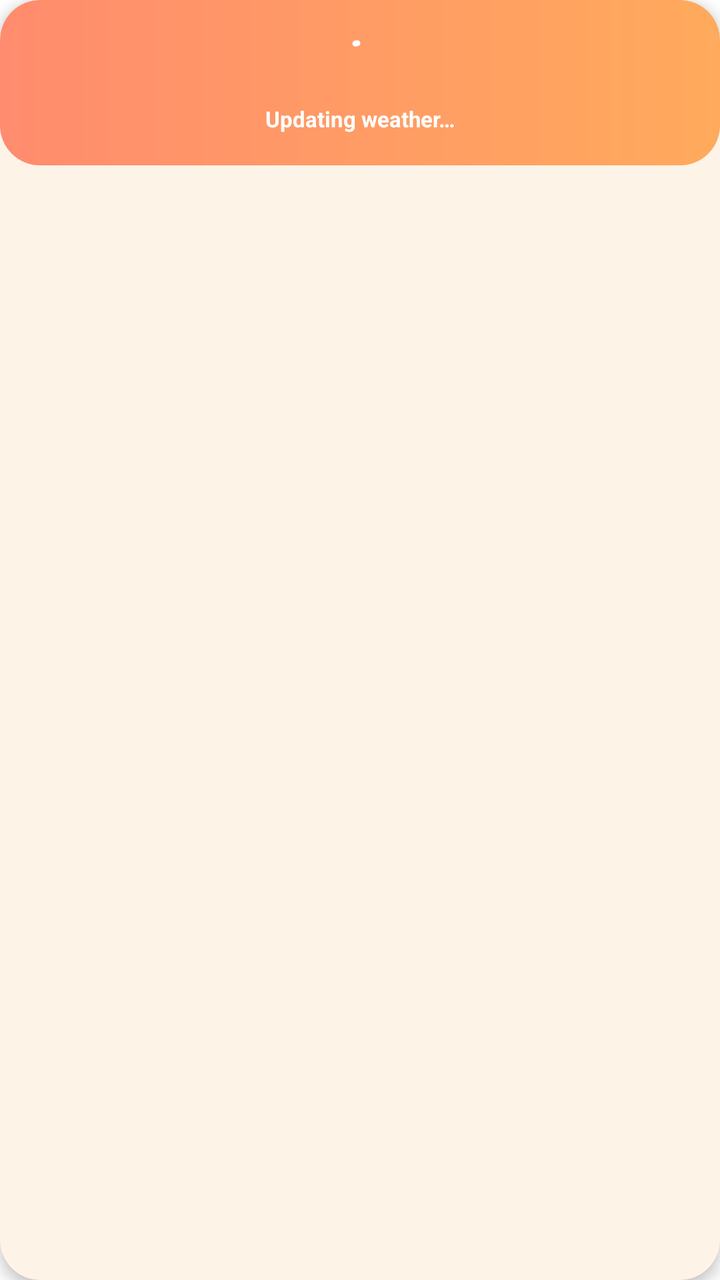
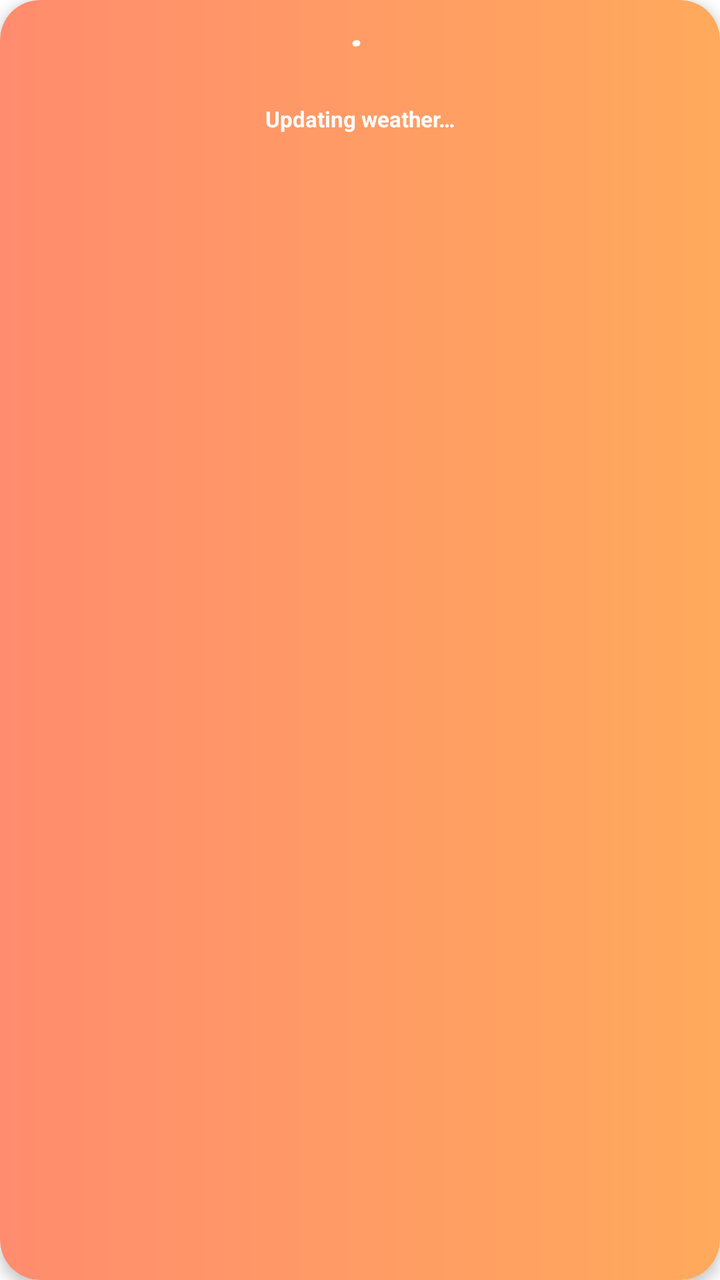

Before-and-after screenshots of an Android layout around one commit, followed by the original layout XML and the change that was made.
<!-- AndroidManifest.xml: application theme Theme.Resilio -->
<!-- res/layout/include_card_weather.xml -->
<?xml version="1.0" encoding="utf-8"?>
<com.google.android.material.card.MaterialCardView xmlns:android="http://schemas.android.com/apk/res/android"
    xmlns:app="http://schemas.android.com/apk/res-auto"
    xmlns:tools="http://schemas.android.com/tools"
    android:id="@+id/card_weather"
    android:layout_width="match_parent"
    android:layout_height="wrap_content"
    app:cardCornerRadius="20dp"
    app:cardElevation="4dp"
    app:strokeWidth="0dp">

    <androidx.constraintlayout.widget.ConstraintLayout
        android:id="@+id/layout_weather_container"
        android:layout_width="match_parent"
        android:layout_height="wrap_content"
        android:background="@drawable/bg_weather_sunny"
        android:padding="16dp">

        
        <androidx.constraintlayout.widget.ConstraintLayout
            android:id="@+id/layout_weather_loading"
            android:layout_width="match_parent"
            android:layout_height="wrap_content"
            android:visibility="visible"
            app:layout_constraintTop_toTopOf="parent">

            <com.google.android.material.progressindicator.CircularProgressIndicator
                android:id="@+id/weather_loading_spinner"
                android:layout_width="wrap_content"
                android:layout_height="wrap_content"
                android:indeterminate="true"
                app:indicatorColor="@color/white"
                app:indicatorSize="24dp"
                app:trackThickness="3dp"
                app:layout_constraintTop_toTopOf="parent"
                app:layout_constraintStart_toStartOf="parent"
                app:layout_constraintEnd_toEndOf="parent" />

            <TextView
                android:layout_width="wrap_content"
                android:layout_height="wrap_content"
                android:layout_marginTop="4dp"
                android:text="@string/weather_loading"
                android:textColor="@color/white"
                android:textSize="11sp"
                android:textStyle="bold"
                app:layout_constraintTop_toBottomOf="@id/weather_loading_spinner"
                app:layout_constraintStart_toStartOf="parent"
                app:layout_constraintEnd_toEndOf="parent" />
        </androidx.constraintlayout.widget.ConstraintLayout>

        
        <androidx.constraintlayout.widget.ConstraintLayout
            android:id="@+id/layout_weather_content"
            android:layout_width="match_parent"
            android:layout_height="wrap_content"
            android:visibility="gone"
            app:layout_constraintTop_toTopOf="parent">

            
            <ImageView
                android:id="@+id/iv_weather_icon"
                android:layout_width="28dp"
                android:layout_height="28dp"
                android:contentDescription="@null"
                android:src="@drawable/ic_sun"
                app:layout_constraintStart_toStartOf="parent"
                app:layout_constraintTop_toTopOf="parent"
                app:tint="@color/white" />

            <TextView
                android:id="@+id/tv_weather_condition"
                android:layout_width="wrap_content"
                android:layout_height="wrap_content"
                android:layout_marginStart="10dp"
                android:text="Sunny"
                android:textColor="@color/white"
                android:textSize="18sp"
                android:textStyle="bold"
                app:layout_constraintBottom_toBottomOf="@+id/iv_weather_icon"
                app:layout_constraintStart_toEndOf="@+id/iv_weather_icon"
                app:layout_constraintTop_toTopOf="@+id/iv_weather_icon" />

            
            <TextView
                android:id="@+id/tv_weather_temp"
                android:layout_width="wrap_content"
                android:layout_height="wrap_content"
                android:layout_marginTop="4dp"
                android:text="27°C"
                android:textColor="@color/white"
                android:textSize="38sp"
                android:textStyle="bold"
                app:layout_constraintStart_toStartOf="parent"
                app:layout_constraintTop_toBottomOf="@+id/iv_weather_icon" />

            
            <LinearLayout
                android:id="@+id/layout_weather_data"
                android:layout_width="wrap_content"
                android:layout_height="wrap_content"
                android:layout_marginTop="4dp"
                android:orientation="vertical"
                app:layout_constraintStart_toStartOf="parent"
                app:layout_constraintTop_toBottomOf="@+id/tv_weather_temp">

                <TextView
                    android:id="@+id/tv_weather_precip"
                    android:layout_width="wrap_content"
                    android:layout_height="wrap_content"
                    android:text="Precipitation: 0%"
                    android:textColor="@color/white"
                    android:textSize="12sp" />

                <TextView
                    android:id="@+id/tv_weather_humidity"
                    android:layout_width="wrap_content"
                    android:layout_height="wrap_content"
                    android:text="Humidity: 0%"
                    android:textColor="@color/white"
                    android:textSize="12sp" />

                <TextView
                    android:id="@+id/tv_weather_wind"
                    android:layout_width="wrap_content"
                    android:layout_height="wrap_content"
                    android:text="Wind: 0 km/h"
                    android:textColor="@color/white"
                    android:textSize="12sp" />
            </LinearLayout>

            
            <LinearLayout
                android:id="@+id/layout_weather_right_side"
                android:layout_width="wrap_content"
                android:layout_height="wrap_content"
                android:gravity="end"
                android:orientation="vertical"
                app:layout_constraintEnd_toEndOf="parent"
                app:layout_constraintTop_toTopOf="parent">

                <TextView
                    android:id="@+id/tv_weather_label"
                    android:layout_width="wrap_content"
                    android:layout_height="wrap_content"
                    android:text="Weather"
                    android:textColor="@color/white"
                    android:textSize="14sp"
                    android:textStyle="bold" />

                <TextView
                    android:id="@+id/tv_weather_day"
                    android:layout_width="wrap_content"
                    android:layout_height="wrap_content"
                    android:text="---"
                    android:textColor="@color/white"
                    android:textSize="12sp" />

                <TextView
                    android:id="@+id/tv_weather_time"
                    android:layout_width="wrap_content"
                    android:layout_height="wrap_content"
                    android:text="--:--"
                    android:textColor="@color/white"
                    android:textSize="12sp" />

                <TextView
                    android:id="@+id/tv_weather_location"
                    android:layout_width="wrap_content"
                    android:layout_height="wrap_content"
                    android:layout_marginTop="8dp"
                    android:text="Antipolo City"
                    android:textColor="@color/white"
                    android:textSize="13sp"
                    android:textStyle="bold" />
            </LinearLayout>
        </androidx.constraintlayout.widget.ConstraintLayout>

        
        <LinearLayout
            android:id="@+id/layout_weather_advisory"
            android:layout_width="match_parent"
            android:layout_height="wrap_content"
            android:layout_marginTop="12dp"
            android:background="#66000000"
            android:gravity="center_vertical"
            android:orientation="horizontal"
            android:padding="8dp"
            android:visibility="gone"
            app:layout_constraintTop_toBottomOf="@+id/layout_weather_content">

            <ImageView
                android:layout_width="18dp"
                android:layout_height="18dp"
                android:layout_marginEnd="8dp"
                android:src="@drawable/ic_alerts"
                app:tint="#FFCDD2" />

            <TextView
                android:id="@+id/tv_weather_advisory"
                android:layout_width="0dp"
                android:layout_height="wrap_content"
                android:layout_weight="1"
                android:textColor="#FFCDD2"
                android:textSize="12sp"
                android:textStyle="bold" />
        </LinearLayout>

    </androidx.constraintlayout.widget.ConstraintLayout>
</com.google.android.material.card.MaterialCardView>
<!-- resources referenced by this layout -->
<resources>
  <color name="white">#FFFFFFFF</color>
  <!-- drawable bg_weather_sunny (drawable) -->
  <?xml version="1.0" encoding="utf-8"?>
  <shape xmlns:android="http://schemas.android.com/apk/res/android">
      <gradient
          android:angle="0"
          android:endColor="@color/weather_sunny_end"
          android:startColor="@color/weather_sunny_start"
          android:type="linear" />
      <corners android:radius="20dp" />
  </shape>
  <!-- drawable ic_alerts (drawable) -->
  <vector xmlns:android="http://schemas.android.com/apk/res/android"
      android:width="24dp"
      android:height="24dp"
      android:viewportWidth="24"
      android:viewportHeight="24">
    <path
        android:fillColor="#FF000000"
        android:pathData="M12,22c1.1,0 2,-0.9 2,-2h-4c0,1.1 0.89,2 2,2zM18,16v-5c0,-3.07 -1.64,-5.64 -4.5,-6.32V4c0,-0.83 -0.67,-1.5 -1.5,-1.5s-1.5,0.67 -1.5,1.5v0.68C7.63,5.36 6,7.92 6,11v5l-2,2v1h16v-1l-2,-2z"/>
  </vector>
  <!-- drawable ic_sun (drawable) -->
  <vector xmlns:android="http://schemas.android.com/apk/res/android"
      android:width="24dp"
      android:height="24dp"
      android:viewportWidth="24"
      android:viewportHeight="24">
      <path
          android:fillColor="@android:color/white"
          android:pathData="M12,7c-2.76,0 -5,2.24 -5,5s2.24,5 5,5s5,-2.24 5,-5S14.76,7 12,7zM2,13h2c0.55,0 1,-0.45 1,-1s-0.45,-1 -1,-1L2,11c-0.55,0 -1,0.45 -1,1S1.45,13 2,13zM20,13h2c0.55,0 1,-0.45 1,-1s-0.45,-1 -1,-1h-2c-0.55,0 -1,0.45 -1,1S19.45,13 20,13zM11,2v2c0,0.55 0.45,1 1,1s1,-0.45 1,-1L13,2c0,-0.55 -0.45,-1 -1,-1S11,1.45 11,2zM11,20v2c0,0.55 0.45,1 1,1s1,-0.45 1,-1v-2c0,-0.55 -0.45,-1 -1,-1S11,19.45 11,20zM5.99,4.58c-0.39,-0.39 -1.03,-0.39 -1.41,0s-0.39,1.03 0,1.41l1.06,1.06c0.39,0.39 1.03,0.39 1.41,0s0.39,-1.03 0,-1.41L5.99,4.58zM18.36,16.95c-0.39,-0.39 -1.03,-0.39 -1.41,0s-0.39,1.03 0,1.41l1.06,1.06c0.39,0.39 1.03,0.39 1.41,0s0.39,-1.03 0,-1.41l-1.06,-1.06zM18.36,4.58l-1.06,1.06c-0.39,0.39 -0.39,1.03 0,1.41s1.03,0.39 1.41,0l1.06,-1.06c0.39,-0.39 0.39,-1.03 0,-1.41S18.75,4.19 18.36,4.58zM5.64,16.95l-1.06,1.06c-0.39,0.39 -0.39,1.03 0,1.41s1.03,0.39 1.41,0l1.06,-1.06c0.39,-0.39 0.39,-1.03 0,-1.41S6.03,16.56 5.64,16.95z" />
  </vector>
  <string name="weather_loading">Updating weather…</string>
  <style name="Theme.Resilio" parent="Base.Theme.Resilio" />
  <color name="weather_sunny_end">#FFAA5C</color>
  <color name="weather_sunny_start">#FF8C6E</color>
  <style name="Base.Theme.Resilio" parent="Theme.Material3.DayNight.NoActionBar">
          
          <item name="colorPrimary">@color/gold_accent</item>
          <item name="colorOnPrimary">@color/black</item>
          <item name="colorSecondary">@color/secondary_blue</item>
          <item name="colorOnSecondary">@color/white</item>
          <item name="colorTertiary">@color/primary_green</item>
          <item name="android:windowBackground">@color/background</item>
          <item name="android:textColorPrimary">@color/text_primary</item>
          <item name="android:textColorSecondary">@color/text_secondary</item>
      </style>
  <color name="gold_accent">#FFD700</color>
  <color name="black">#FF000000</color>
  <color name="secondary_blue">#2196F3</color>
  <color name="primary_green">#4CAF50</color>
  <color name="background">#FFFFFF</color>
  <color name="text_primary">#212121</color>
  <color name="text_secondary">#757575</color>
</resources>

<!-- the commit's change to res/layout/include_card_weather.xml (unified diff, before → after) -->
@@ -4,7 +4,7 @@
     xmlns:tools="http://schemas.android.com/tools"
     android:id="@+id/card_weather"
     android:layout_width="match_parent"
-    android:layout_height="wrap_content"
+    android:layout_height="match_parent"
     app:cardCornerRadius="20dp"
     app:cardElevation="4dp"
     app:strokeWidth="0dp">
@@ -12,7 +12,7 @@
     <androidx.constraintlayout.widget.ConstraintLayout
         android:id="@+id/layout_weather_container"
         android:layout_width="match_parent"
-        android:layout_height="wrap_content"
+        android:layout_height="match_parent"
         android:background="@drawable/bg_weather_sunny"
         android:padding="16dp">
 
@@ -113,6 +113,25 @@
                     android:textSize="12sp" />
 
                 <TextView
+                    android:id="@+id/tv_rain_24h"
+                    android:layout_width="wrap_content"
+                    android:layout_height="wrap_content"
+                    android:text="24h Rain: 0.0 mm"
+                    android:textColor="@color/white"
+                    android:textSize="12sp" />
+
+                <TextView
+                    android:id="@+id/tv_rain_intensity"
+                    android:layout_width="wrap_content"
+                    android:layout_height="wrap_content"
+                    android:text="Rain Intensity: 0.0 mm/h"
+                    android:textColor="@color/white"
+                    android:textSize="12sp"
+                    android:visibility="gone"
+                    tools:visibility="visible" />
+
+
+                <TextView
                     android:id="@+id/tv_weather_humidity"
                     android:layout_width="wrap_content"
                     android:layout_height="wrap_content"
@@ -181,13 +200,14 @@
             android:id="@+id/layout_weather_advisory"
             android:layout_width="match_parent"
             android:layout_height="wrap_content"
-            android:layout_marginTop="12dp"
             android:background="#66000000"
             android:gravity="center_vertical"
             android:orientation="horizontal"
             android:padding="8dp"
             android:visibility="gone"
-            app:layout_constraintTop_toBottomOf="@+id/layout_weather_content">
+            app:layout_constraintBottom_toBottomOf="parent"
+            app:layout_constraintStart_toStartOf="parent"
+            app:layout_constraintEnd_toEndOf="parent">
 
             <ImageView
                 android:layout_width="18dp"
